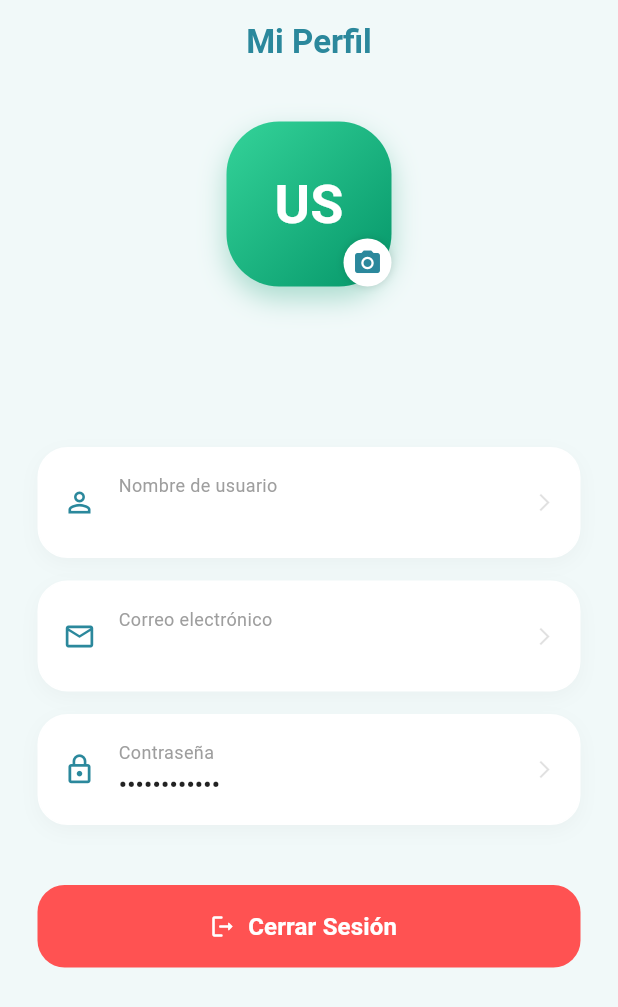
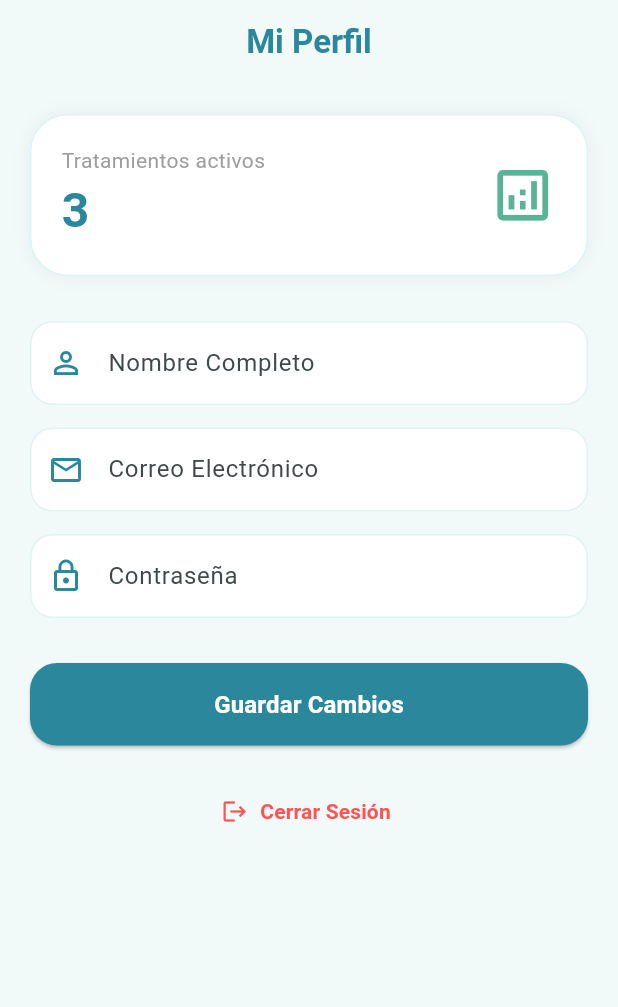
Before and after one commit to Sfatdry/dosify, a Flutter app: the ProfileScreen screen opened directly, on a phone screen of 412 x 824 dp. Shown: the top 1007 px of the screen. Run offline on Flutter 3.47's test engine with Material 3 defaults, Android fonts, the light colour scheme and no system bars; our stand-ins replace google_fonts, supabase_flutter; accounts and stored records are empty.

Commit message:
Diseños de Historial y Perfil corregidos y archivos duplicados eliminados

```diff
--- a/lib/screens/profile_screen.dart
+++ b/lib/screens/profile_screen.dart
@@ -10,10 +10,10 @@ class ProfileScreen extends StatefulWidget {
 }
 
 class _ProfileScreenState extends State<ProfileScreen> {
-  // Obtenemos el usuario de la autenticación de Supabase
+  // Obtenemos el usuario real de Supabase
   final User? user = Supabase.instance.client.auth.currentUser;
 
-  // Función para cerrar sesión correctamente
+  // Función para cerrar sesión
   Future<void> _signOut() async {
     try {
       await Supabase.instance.client.auth.signOut();
@@ -27,163 +27,113 @@ class _ProfileScreenState extends State<ProfileScreen> {
     } catch (e) {
       if (mounted) {
         ScaffoldMessenger.of(context).showSnackBar(
-          SnackBar(content: Text("Error al cerrar sesión: $e")),
+          SnackBar(content: Text("Error: $e")),
         );
       }
     }
   }
 
+  // Estilo de los campos de texto
+  InputDecoration _inputStyle(String label, IconData icon) {
+    return InputDecoration(
+      labelText: label,
+      prefixIcon: Icon(icon, color: const Color(0xFF2B889C)),
+      filled: true,
+      fillColor: Colors.white,
+      border: OutlineInputBorder(
+        borderRadius: BorderRadius.circular(15),
+        borderSide: BorderSide.none,
+      ),
+      enabledBorder: OutlineInputBorder(
+        borderRadius: BorderRadius.circular(15),
+        borderSide: const BorderSide(color: Color(0xFFE0F2F1)),
+      ),
+    );
+  }
+
   @override
   Widget build(BuildContext context) {
-    // Datos dinámicos de Supabase
+    // Datos dinámicos
     final String userEmail = user?.email ?? "Email no disponible";
     final String userName = user?.userMetadata?['nombre'] ?? "Usuario de Dosify";
 
-    // Extraer iniciales para el avatar
-    String iniciales = "US";
-    if (userName.isNotEmpty) {
-      List<String> names = userName.split(" ");
-      iniciales = names.length > 1
-          ? "${names[0][0]}${names[1][0]}".toUpperCase()
-          : names[0][0].toUpperCase();
-    }
-
     return Scaffold(
-      backgroundColor: const Color(0xFFF1F9F9), // Fondo pastel de tu Dashboard
+      backgroundColor: const Color(0xFFF1F9F9),
       appBar: AppBar(
-        title: const Text("Mi Perfil",
-          style: TextStyle(color: Color(0xFF2B889C), fontWeight: FontWeight.bold)),
+        title: const Text("Mi Perfil", style: TextStyle(fontWeight: FontWeight.bold, color: Color(0xFF2B889C))),
         backgroundColor: Colors.transparent,
         elevation: 0,
         centerTitle: true,
       ),
       body: SingleChildScrollView(
-        padding: const EdgeInsets.all(25.0),
+        padding: const EdgeInsets.all(20),
         child: Column(
           children: [
-            // Avatar Estilizado de la imagen (MG)
-            Center(
-              child: Column(
+            // 1. Tarjeta de Estadística (Diseño UsuarioPage)
+            Container(
+              padding: const EdgeInsets.all(20),
+              decoration: BoxDecoration(
+                color: Colors.white,
+                borderRadius: BorderRadius.circular(25),
+                boxShadow: [BoxShadow(color: Colors.black.withOpacity(0.05), blurRadius: 10)],
+                border: Border.all(color: const Color(0xFFB2EBF2).withOpacity(0.5)),
+              ),
+              child: Row(
+                mainAxisAlignment: MainAxisAlignment.spaceBetween,
                 children: [
-                  Stack(
-                    children: [
-                      Container(
-                        width: 110,
-                        height: 110,
-                        decoration: BoxDecoration(
-                          gradient: const LinearGradient(
-                            colors: [Color(0xFF34D399), Color(0xFF059669)], // Verde esmeralda de la imagen
-                            begin: Alignment.topLeft,
-                            end: Alignment.bottomRight,
-                          ),
-                          borderRadius: BorderRadius.circular(35),
-                          boxShadow: [
-                            BoxShadow(
-                              color: const Color(0xFF059669).withOpacity(0.3),
-                              blurRadius: 15,
-                              offset: const Offset(0, 8),
-                            )
-                          ],
-                        ),
-                        child: Center(
-                          child: Text(
-                            iniciales,
-                            style: const TextStyle(
-                              fontSize: 36,
-                              color: Colors.white,
-                              fontWeight: FontWeight.bold
-                            ),
-                          ),
-                        ),
-                      ),
-                      Positioned(
-                        bottom: 0,
-                        right: 0,
-                        child: Container(
-                          padding: const EdgeInsets.all(6),
-                          decoration: const BoxDecoration(
-                            color: Colors.white,
-                            shape: BoxShape.circle,
-                            boxShadow: [BoxShadow(color: Colors.black12, blurRadius: 4)]
-                          ),
-                          child: const Icon(Icons.camera_alt, size: 20, color: Color(0xFF2B889C)),
-                        ),
-                      )
+                  Column(
+                    crossAxisAlignment: CrossAxisAlignment.start,
+                    children: const [
+                      Text("Tratamientos activos", style: TextStyle(color: Colors.grey)),
+                      Text("3", style: TextStyle(fontSize: 32, fontWeight: FontWeight.bold, color: Color(0xFF2B889C))),
                     ],
                   ),
-                  const SizedBox(height: 15),
-                  Text(userName,
-                    style: const TextStyle(fontSize: 22, fontWeight: FontWeight.bold, color: Color(0xFF333333))),
-                  Text(userEmail,
-                    style: const TextStyle(color: Colors.grey, fontSize: 14)),
+                  const Icon(Icons.analytics_outlined, size: 45, color: Color(0xFF5AB396)),
                 ],
               ),
             ),
+            const SizedBox(height: 30),
 
-            const SizedBox(height: 40),
+            // 2. Formulario de Edición
+            TextField(
+              controller: TextEditingController(text: userName),
+              decoration: _inputStyle("Nombre Completo", Icons.person_outline),
+            ),
+            const SizedBox(height: 15),
+            TextField(
+              controller: TextEditingController(text: userEmail),
+              decoration: _inputStyle("Correo Electrónico", Icons.mail_outline),
+            ),
+            const SizedBox(height: 15),
+            TextField(
+              obscureText: true,
+              decoration: _inputStyle("Contraseña", Icons.lock_outline),
+            ),
 
-            // Tarjetas de Información con diseño Dosify
-            _buildInfoCard("Nombre de usuario", userName, Icons.person_outline),
-            const SizedBox(height: 15),
-            _buildInfoCard("Correo electrónico", userEmail, Icons.email_outlined),
-            const SizedBox(height: 15),
-            _buildInfoCard("Contraseña", "••••••••••••", Icons.lock_outline),
+            const SizedBox(height: 30),
 
-            const SizedBox(height: 40),
+            // 3. Botón Guardar
+            ElevatedButton(
+              onPressed: () {},
+              style: ElevatedButton.styleFrom(
+                backgroundColor: const Color(0xFF2B889C),
+                minimumSize: const Size(double.infinity, 55),
+                shape: RoundedRectangleBorder(borderRadius: BorderRadius.circular(18)),
+              ),
+              child: const Text("Guardar Cambios", style: TextStyle(color: Colors.white, fontSize: 16, fontWeight: FontWeight.bold)),
+            ),
 
-            // Botón Cerrar Sesión
-            SizedBox(
-              width: double.infinity,
-              height: 55,
-              child: ElevatedButton.icon(
-                onPressed: _signOut,
-                icon: const Icon(Icons.logout_rounded, color: Colors.white),
-                label: const Text("Cerrar Sesión",
-                  style: TextStyle(fontSize: 16, fontWeight: FontWeight.bold, color: Colors.white)),
-                style: ElevatedButton.styleFrom(
-                  backgroundColor: const Color(0xFFFF5252),
-                  elevation: 0,
-                  shape: RoundedRectangleBorder(borderRadius: BorderRadius.circular(18)),
-                ),
-              ),
+            const SizedBox(height: 20),
+
+            // 4. Botón Cerrar Sesión (Diseño ProfileScreen anterior)
+            TextButton.icon(
+              onPressed: _signOut,
+              icon: const Icon(Icons.logout, color: Color(0xFFFF5252)),
+              label: const Text("Cerrar Sesión", style: TextStyle(color: Color(0xFFFF5252), fontWeight: FontWeight.bold)),
             ),
           ],
         ),
       ),
     );
   }
-
-  Widget _buildInfoCard(String label, String value, IconData icon) {
-    return Container(
-      padding: const EdgeInsets.all(16),
-      decoration: BoxDecoration(
-        color: Colors.white,
-        borderRadius: BorderRadius.circular(20),
-        border: Border.all(color: Colors.white),
-        boxShadow: [
-          BoxShadow(
-            color: Colors.black.withOpacity(0.03),
-            blurRadius: 10,
-            offset: const Offset(0, 4),
-          ),
-        ],
-      ),
-      child: Row(
-        children: [
-          Icon(icon, color: const Color(0xFF2B889C), size: 22),
-          const SizedBox(width: 15),
-          Column(
-            crossAxisAlignment: CrossAxisAlignment.start,
-            children: [
-              Text(label, style: TextStyle(color: Colors.grey.shade500, fontSize: 12)),
-              const SizedBox(height: 2),
-              Text(value, style: const TextStyle(fontWeight: FontWeight.w600, fontSize: 15, color: Colors.black87)),
-            ],
-          ),
-          const Spacer(),
-          const Icon(Icons.arrow_forward_ios, size: 14, color: Colors.black12),
-        ],
-      ),
-    );
-  }
 }
```
Also changed, not shown: lib/main.dart (+1 -6 lines), lib/screens/app_theme.dart (deleted, +0 -24 lines), lib/screens/nota_voz_page.dart (deleted, +0 -68 lines), lib/screens/usuario_page.dart (deleted, +0 -60 lines).
